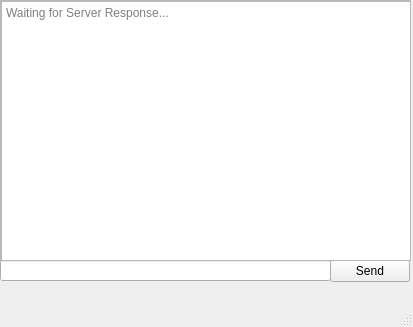
Above: CS457-Networks-Project1/CppSocketWraper/Project1-IRC/chatClient/chatclient.ui from Jordan-Peterson/Portfolio-2018 before the change. Below: the same form after it.
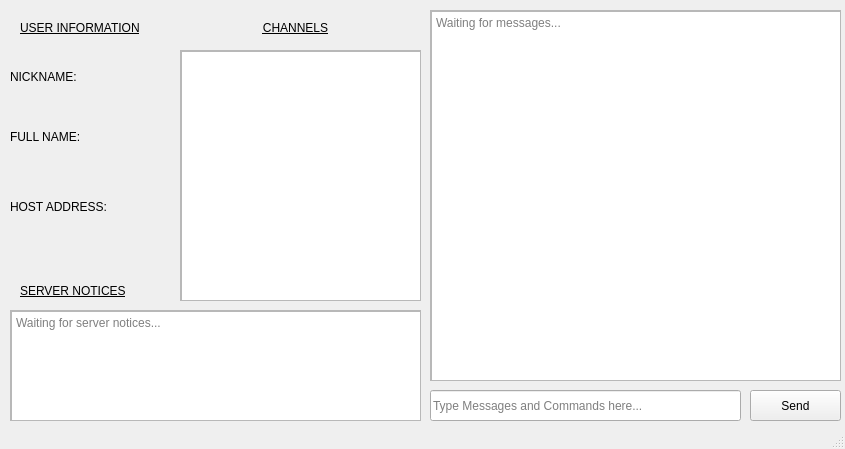
That is the form after the change.

What changed in the file:
```diff
--- a/CS457-Networks-Project1/CppSocketWraper/Project1-IRC/chatClient/chatclient.ui
+++ b/CS457-Networks-Project1/CppSocketWraper/Project1-IRC/chatClient/chatclient.ui
@@ -6,8 +6,8 @@
    <rect>
     <x>0</x>
     <y>0</y>
-    <width>413</width>
-    <height>327</height>
+    <width>845</width>
+    <height>449</height>
    </rect>
   </property>
   <property name="windowTitle">
@@ -17,23 +17,26 @@
    <widget class="QLineEdit" name="lineEdit">
     <property name="geometry">
      <rect>
-      <x>0</x>
-      <y>260</y>
-      <width>331</width>
-      <height>21</height>
+      <x>430</x>
+      <y>390</y>
+      <width>311</width>
+      <height>31</height>
      </rect>
     </property>
     <property name="text">
      <string/>
     </property>
+    <property name="placeholderText">
+     <string>Type Messages and Commands here...</string>
+    </property>
    </widget>
    <widget class="QPushButton" name="pushButton">
     <property name="geometry">
      <rect>
-      <x>330</x>
-      <y>260</y>
-      <width>80</width>
-      <height>22</height>
+      <x>750</x>
+      <y>390</y>
+      <width>91</width>
+      <height>31</height>
      </rect>
     </property>
     <property name="text">
@@ -46,10 +49,10 @@
    <widget class="QScrollArea" name="scrollArea">
     <property name="geometry">
      <rect>
-      <x>0</x>
-      <y>0</y>
+      <x>430</x>
+      <y>10</y>
       <width>411</width>
-      <height>261</height>
+      <height>371</height>
      </rect>
     </property>
     <property name="widgetResizable">
@@ -61,7 +64,7 @@
        <x>0</x>
        <y>0</y>
        <width>409</width>
-       <height>259</height>
+       <height>369</height>
       </rect>
      </property>
      <widget class="QPlainTextEdit" name="plainTextEdit">
@@ -70,28 +73,225 @@
         <x>0</x>
         <y>0</y>
         <width>411</width>
-        <height>261</height>
+        <height>371</height>
        </rect>
       </property>
       <property name="readOnly">
        <bool>true</bool>
       </property>
       <property name="placeholderText">
-       <string>Waiting for Server Response...</string>
+       <string>Waiting for messages...</string>
       </property>
      </widget>
     </widget>
    </widget>
-  </widget>
-  <widget class="QMenuBar" name="menuBar">
-   <property name="geometry">
-    <rect>
-     <x>0</x>
-     <y>0</y>
-     <width>413</width>
-     <height>19</height>
-    </rect>
-   </property>
+   <widget class="QLabel" name="channelLabel">
+    <property name="geometry">
+     <rect>
+      <x>220</x>
+      <y>20</y>
+      <width>151</width>
+      <height>16</height>
+     </rect>
+    </property>
+    <property name="font">
+     <font>
+      <underline>true</underline>
+     </font>
+    </property>
+    <property name="autoFillBackground">
+     <bool>true</bool>
+    </property>
+    <property name="text">
+     <string>CHANNELS</string>
+    </property>
+    <property name="alignment">
+     <set>Qt::AlignCenter</set>
+    </property>
+   </widget>
+   <widget class="QScrollArea" name="scrollArea_2">
+    <property name="geometry">
+     <rect>
+      <x>180</x>
+      <y>50</y>
+      <width>241</width>
+      <height>251</height>
+     </rect>
+    </property>
+    <property name="widgetResizable">
+     <bool>true</bool>
+    </property>
+    <widget class="QWidget" name="scrollAreaWidgetContents_2">
+     <property name="geometry">
+      <rect>
+       <x>0</x>
+       <y>0</y>
+       <width>239</width>
+       <height>249</height>
+      </rect>
+     </property>
+     <widget class="QListWidget" name="channelList">
+      <property name="geometry">
+       <rect>
+        <x>0</x>
+        <y>0</y>
+        <width>241</width>
+        <height>251</height>
+       </rect>
+      </property>
+      <property name="mouseTracking">
+       <bool>true</bool>
+      </property>
+      <property name="autoFillBackground">
+       <bool>false</bool>
+      </property>
+      <property name="sortingEnabled">
+       <bool>true</bool>
+      </property>
+     </widget>
+    </widget>
+   </widget>
+   <widget class="QScrollArea" name="scrollArea_3">
+    <property name="geometry">
+     <rect>
+      <x>10</x>
+      <y>310</y>
+      <width>411</width>
+      <height>111</height>
+     </rect>
+    </property>
+    <property name="widgetResizable">
+     <bool>true</bool>
+    </property>
+    <widget class="QWidget" name="scrollAreaWidgetContents_3">
+     <property name="geometry">
+      <rect>
+       <x>0</x>
+       <y>0</y>
+       <width>409</width>
+       <height>109</height>
+      </rect>
+     </property>
+     <widget class="QPlainTextEdit" name="serverNoticeText">
+      <property name="geometry">
+       <rect>
+        <x>0</x>
+        <y>0</y>
+        <width>411</width>
+        <height>111</height>
+       </rect>
+      </property>
+      <property name="autoFillBackground">
+       <bool>true</bool>
+      </property>
+      <property name="undoRedoEnabled">
+       <bool>false</bool>
+      </property>
+      <property name="textInteractionFlags">
+       <set>Qt::NoTextInteraction</set>
+      </property>
+      <property name="placeholderText">
+       <string>Waiting for server notices...</string>
+      </property>
+     </widget>
+    </widget>
+   </widget>
+   <widget class="QLabel" name="userInformationLabel">
+    <property name="geometry">
+     <rect>
+      <x>20</x>
+      <y>20</y>
+      <width>121</width>
+      <height>16</height>
+     </rect>
+    </property>
+    <property name="font">
+     <font>
+      <underline>true</underline>
+     </font>
+    </property>
+    <property name="autoFillBackground">
+     <bool>true</bool>
+    </property>
+    <property name="text">
+     <string>USER INFORMATION</string>
+    </property>
+   </widget>
+   <widget class="QLabel" name="nicknameLabel">
+    <property name="geometry">
+     <rect>
+      <x>10</x>
+      <y>70</y>
+      <width>131</width>
+      <height>51</height>
+     </rect>
+    </property>
+    <property name="text">
+     <string>NICKNAME:</string>
+    </property>
+    <property name="alignment">
+     <set>Qt::AlignLeading|Qt::AlignLeft|Qt::AlignTop</set>
+    </property>
+    <property name="wordWrap">
+     <bool>true</bool>
+    </property>
+   </widget>
+   <widget class="QLabel" name="fullnameLabel">
+    <property name="geometry">
+     <rect>
+      <x>10</x>
+      <y>130</y>
+      <width>161</width>
+      <height>41</height>
+     </rect>
+    </property>
+    <property name="text">
+     <string>FULL NAME:</string>
+    </property>
+    <property name="alignment">
+     <set>Qt::AlignLeading|Qt::AlignLeft|Qt::AlignTop</set>
+    </property>
+    <property name="wordWrap">
+     <bool>true</bool>
+    </property>
+   </widget>
+   <widget class="QLabel" name="hostLabel">
+    <property name="geometry">
+     <rect>
+      <x>10</x>
+      <y>200</y>
+      <width>161</width>
+      <height>41</height>
+     </rect>
+    </property>
+    <property name="text">
+     <string>HOST ADDRESS:</string>
+    </property>
+    <property name="alignment">
+     <set>Qt::AlignLeading|Qt::AlignLeft|Qt::AlignTop</set>
+    </property>
+    <property name="wordWrap">
+     <bool>true</bool>
+    </property>
+   </widget>
+   <widget class="QLabel" name="serverNoticeLabel">
+    <property name="geometry">
+     <rect>
+      <x>20</x>
+      <y>280</y>
+      <width>121</width>
+      <height>21</height>
+     </rect>
+    </property>
+    <property name="font">
+     <font>
+      <underline>true</underline>
+     </font>
+    </property>
+    <property name="text">
+     <string>SERVER NOTICES</string>
+    </property>
+   </widget>
   </widget>
   <widget class="QStatusBar" name="statusBar"/>
  </widget>
```
Left out of the diff: 11 changed lines with no effect on the pictures.
